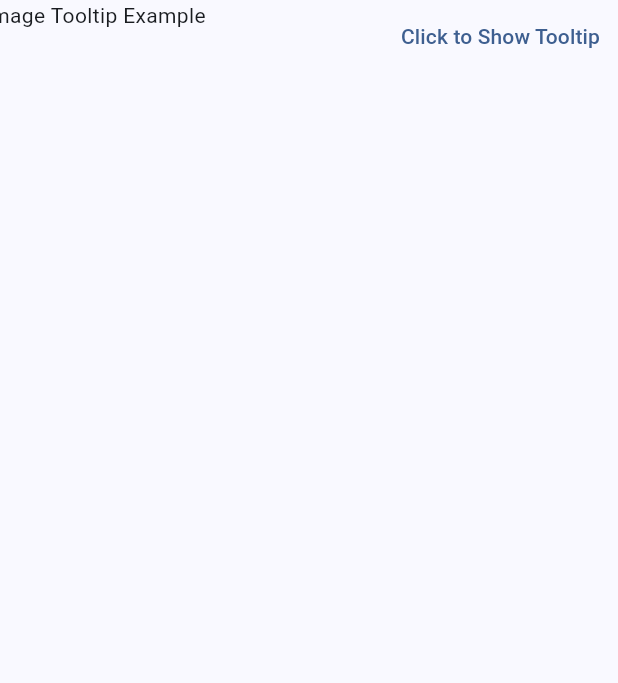
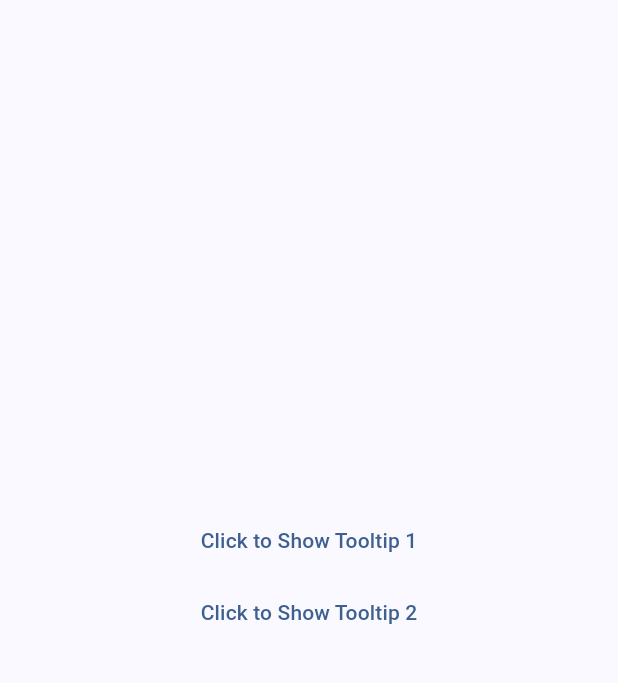
Before and after one commit to mohammedhashim790/MTooltip, a Flutter app: the screen it shows after launch, on a phone screen of 412 x 824 dp, the part 84-767 px from its top. Run offline on Flutter 3.47's test engine with Material 3 defaults, Android fonts, the phone set to English and light mode, and no system bars.

Commit message:
feat: overflow fix. Position of Apex, Added Auto position flag to auto position based on overflow.

```diff
--- a/example/lib/main.dart
+++ b/example/lib/main.dart
@@ -43,11 +43,11 @@ class _TooltipExampleState extends State<TooltipExample> {
         backgroundColor: Theme.of(context).colorScheme.primary,
         title: Text(widget.title),
       ),
-      body: Stack(
-        children: [
-          Align(
-            alignment: Alignment.topRight,
-            child: MTooltip(
+      body: Center(
+        child: Column(
+          mainAxisAlignment: MainAxisAlignment.center,
+          children: [
+            MTooltip(
               context: context,
               backgroundColor: Colors.blue,
               tooltipContent: Row(
@@ -77,15 +77,12 @@ class _TooltipExampleState extends State<TooltipExample> {
               mTooltipController: mc1,
               child: TextButton(
                 onPressed: () {
-                  mc2.show();
+                  mc1.show();
                 },
-                child: const Text("Click to Show Tooltip"),
+                child: const Text("Click to Show Tooltip 1"),
               ),
             ),
-          ),
-          Positioned(
-            left: -10,
-            child: MTooltip(
+            MTooltip(
               context: context,
               backgroundColor: Colors.black,
               tooltipContent: Row(
@@ -118,10 +115,15 @@ class _TooltipExampleState extends State<TooltipExample> {
               fadeInDuration: Duration(seconds: 2),
               showDuration: Duration(seconds: 4),
               mTooltipController: mc2,
-              child: const Text("Image Tooltip Example"),
+              child: TextButton(
+                onPressed: () {
+                  mc2.show();
+                },
+                child: const Text("Click to Show Tooltip 2"),
+              ),
             ),
-          ),
-        ],
+          ],
+        ),
       ),
     );
   }
--- a/lib/src/core/mtooltip.dart
+++ b/lib/src/core/mtooltip.dart
@@ -69,6 +69,10 @@ class MTooltip extends StatefulWidget {
   /// Callback when the tooltip is dimissed
   MTooltipDismissCallBack? onDismiss = () => {};
 
+  /// Handles Auto-Positioning, manages auto positioning of tooltip
+  /// Overrides [tooltipAlign] and [ApexPosition]
+  final bool autoPosition;
+
   /// Create an [MTooltip].
   ///
   /// - `mTooltipController` is required and will be attached to this state so
@@ -76,8 +80,8 @@ class MTooltip extends StatefulWidget {
   /// - If `showDuration` is zero seconds the tooltip will not auto-dismiss.
   /// - `tooltipAlign` controls whether the tooltip prefers to appear above or
   ///   below the target.
-  MTooltip({
-    super.key,
+  MTooltip(
+      {super.key,
       required this.child,
       required this.context,
       required this.tooltipContent,
@@ -89,11 +93,12 @@ class MTooltip extends StatefulWidget {
       this.backgroundColor = Colors.black54,
       this.barrierDismissible = true,
       this.tooltipAlign = TooltipAlign.bottom,
+      this.autoPosition = true,
       Duration? showDuration,
       Duration? waitDuration,
       Duration? fadeInDuration,
-    Duration? fadeOutDuration,
-  })  : _mTooltipController = mTooltipController,
+      Duration? fadeOutDuration})
+      : _mTooltipController = mTooltipController,
         waitDuration = waitDuration ?? Duration(seconds: 0),
         fadeInDuration = fadeInDuration ?? Duration(seconds: 1),
         fadeOutDuration = fadeOutDuration ?? Duration(seconds: 1),
@@ -124,6 +129,9 @@ class MTooltipState extends State<MTooltip>
   /// Cached overlay state used to insert the tooltip entry.
   OverlayState? overlayState;
 
+  /// TooltipApex, a tiny triangulated path identifying widget
+  TooltipApex tooltipApex = TooltipApex();
+
   @override
   void initState() {
     super.initState();
@@ -139,6 +147,8 @@ class MTooltipState extends State<MTooltip>
     // Attach this state to the external controller so UI callers can trigger
     // show/remove.
     mTooltipController.attach(this);
+
+    tooltipApex = TooltipApex(tooltipAlign: widget.tooltipAlign);
   }
 
   @override
@@ -197,31 +207,42 @@ class MTooltipState extends State<MTooltip>
     final double top = selfOffset.dy - halfHeight;
     final double bottom = selfOffset.dy + halfHeight;
 
-    if (left <= 0 ||
+    if ((left <= 0 ||
             top <= 0 ||
-        right > viewPort.width ||
-        bottom > viewPort.height) {
+            right >= viewPort.width ||
+            bottom >= viewPort.height) &&
+        widget.autoPosition) {
       // adjust apex and tooltip positioning with respect to positioning
-      if (right > viewPort.width) {
-        // print("overflow by right");
-      }
-
       if (left <= 0) {
         // print("overflow by left");
+        tooltipApex.updateApexPosition(ApexPosition.left);
+      }
+      if (top <= 0) {
+        tooltipApex.updateTooltipAlign(TooltipAlign.bottom);
+      }
+      if (right >= viewPort.width) {
+        // print("overflow by right");
+        tooltipApex.updateApexPosition(ApexPosition.right);
+      }
+      if (bottom >= viewPort.height) {
+        tooltipApex.updateTooltipAlign(TooltipAlign.top);
       }
     }
 
     var tooltipWidget = _createWidget();
+
+    var preferBelow = (widget.autoPosition
+            ? tooltipApex.tooltipAlign
+            : widget.tooltipAlign) ==
+        TooltipAlign.bottom;
 
     var positionedWidget = Positioned.fill(
       bottom: MediaQuery.maybeOf(context)?.viewInsets.bottom ?? 0.0,
       child: CustomSingleChildLayout(
         delegate: MTooltipPositionDelegate(
             target: selfOffset,
-          verticalOffset:
-              (widget.tooltipAlign == TooltipAlign.bottom) ? 20.0 : 10.0,
-          preferBelow: widget.tooltipAlign == TooltipAlign.bottom,
-        ),
+            verticalOffset: (preferBelow) ? 20.0 : 10.0,
+            preferBelow: preferBelow),
         child: IntrinsicWidth(child: IntrinsicHeight(child: tooltipWidget)),
       ),
     );
@@ -260,8 +281,7 @@ class MTooltipState extends State<MTooltip>
                           blurRadius: 8.0,
                           blurStyle: BlurStyle.normal)
                 ],
-              shape: TooltipApex(tooltipAlign: widget.tooltipAlign),
-            ),
+                shape: tooltipApex),
             child: Padding(
               padding: widget.padding ??
                   const EdgeInsets.only(
--- a/lib/src/core/tooltip_apex.dart
+++ b/lib/src/core/tooltip_apex.dart
@@ -24,17 +24,27 @@ class TooltipApex extends ShapeBorder {
   final bool usePadding;
 
   /// Controls whether the apex (arrow) is placed on the top or bottom edge.
-  final TooltipAlign tooltipAlign;
+  TooltipAlign tooltipAlign;
 
   /// Controls whether the apex (arrow) is placed on the left or right.
-  final ApexPosition apexPosition;
+  ApexPosition apexPosition;
+
+  TooltipApex updateTooltipAlign(TooltipAlign tooltipAlign) {
+    this.tooltipAlign = tooltipAlign;
+    return this;
+  }
+
+  TooltipApex updateApexPosition(ApexPosition apexPosition) {
+    this.apexPosition = apexPosition;
+    return this;
+  }
 
   /// Create a [TooltipApex].
   ///
   /// - [usePadding] defaults to true and causes [dimensions] to return a
   ///   bottom inset of 20.0.
   /// - [tooltipAlign] selects apex placement and defaults to [TooltipAlign.bottom].
-  const TooltipApex(
+  TooltipApex(
       {this.usePadding = true,
       this.tooltipAlign = TooltipAlign.bottom,
       this.apexPosition = ApexPosition.center});
```
Lines whose indentation alone changed are shown as unchanged.
